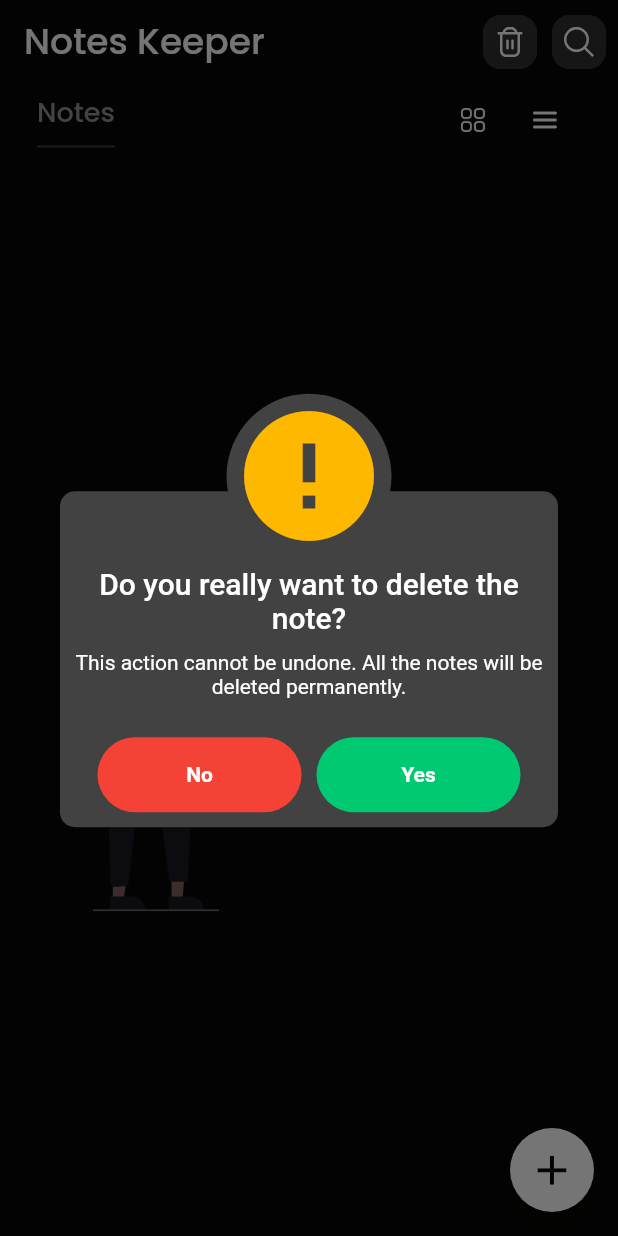
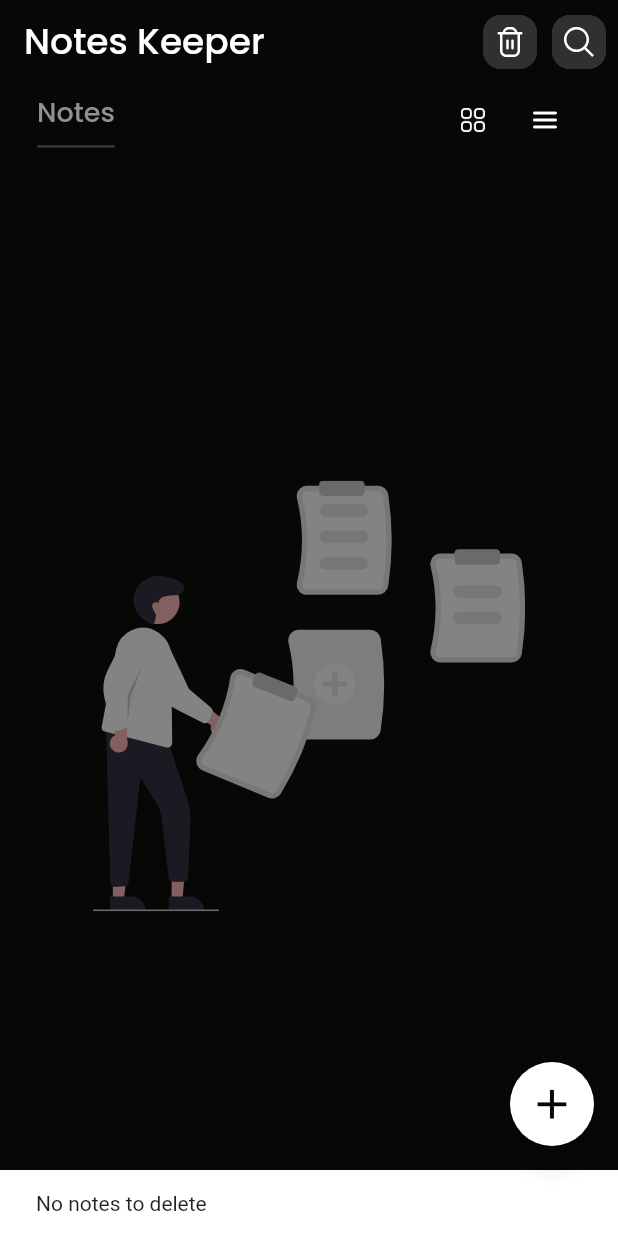
Before and after one commit to HiemIT/flutter_app_note, a Flutter app: the screen it shows after launch, after a tap on an icon or button, on a phone screen of 412 x 824 dp. Run offline on Flutter 3.47's test engine with Material 2 defaults, Android fonts, the phone set to English and light mode, and no system bars; our stand-ins replace awesome_dialog, flutter_bloc, flutter_staggered_animations, flutter_svg, google_fonts, rxdart and 1 more; accounts and stored records are empty.

Commit message:
Screen Shots

```diff
--- a/lib/modules/home/pages/home.dart
+++ b/lib/modules/home/pages/home.dart
@@ -33,6 +33,12 @@ class _HomeAppState extends State<HomeApp> {
   final Random random = Random();
 
   @override
+  void initState() {
+    super.initState();
+    _noteList = [];
+  }
+
+  @override
   void dispose() {
     closeDB();
     super.dispose();
@@ -42,7 +48,7 @@ class _HomeAppState extends State<HomeApp> {
   Widget build(BuildContext context) {
     _size = MediaQuery.of(context).size;
     return Scaffold(
-      appBar: buildAppBar(context),
+      appBar: buildAppBar(context, _noteList),
       body: _buildBody(),
       floatingActionButton: _buildAddNoteFAB(),
     );
--- a/lib/modules/home/widgets/buildAppBar.dart
+++ b/lib/modules/home/widgets/buildAppBar.dart
@@ -1,26 +1,29 @@
 import 'package:flutter/material.dart';
-import 'package:flutter_app_note/modules/home/blocs/notes/note_bloc.dart';
 import 'package:flutter_app_note/modules/home/blocs/notes/note_event.dart';
 import 'package:flutter_app_note/modules/home/components/awesome_dialog.dart';
+import 'package:flutter_app_note/modules/home/models/note.dart';
 import 'package:flutter_app_note/modules/home/widgets/buildActionIcon.dart';
 import 'package:flutter_app_note/utils/assets_constants.dart';
-import 'package:flutter_bloc/flutter_bloc.dart';
 
 import '../pages/search_note_screen.dart';
 
-AppBar buildAppBar(BuildContext context) {
-  final _noteBloc = BlocProvider.of<NoteBloc>(context);
+AppBar buildAppBar(BuildContext context, List<Note> notes) {
   return AppBar(
     title: const Text("Notes Keeper"),
     actions: [
-      // if list note is empty, disable buildActionIcon icDustbin and icSearch
       buildActionIcon(
         rightMargin: 10.0,
-        onPressed: () async {
-          awesomeDialog(context, DeleteAllNotesEvent(),
-                  desc:
-                      "This action cannot be undone. All the notes will be deleted permanently.")
-              .show();
+        onPressed: () {
+          //  check if list note is empty
+          if (notes.isNotEmpty) {
+            awesomeDialog(context, DeleteAllNotesEvent(),
+                    desc:
+                        "This action cannot be undone. All the notes will be deleted permanently.")
+                .show();
+          } else {
+            // call function showSnackBar
+            showSnackBar(context, "No notes to delete");
+          }
         },
         iconPath: AssetsConsts.icDustbin,
       ),
@@ -39,3 +42,12 @@ AppBar buildAppBar(BuildContext context) {
     ],
   );
 }
+
+void showSnackBar(BuildContext context, String message) {
+  ScaffoldMessenger.of(context).showSnackBar(
+    SnackBar(
+      content: Text(message),
+      duration: const Duration(seconds: 2),
+    ),
+  );
+}
```
Also changed, not shown: 3 other files.
